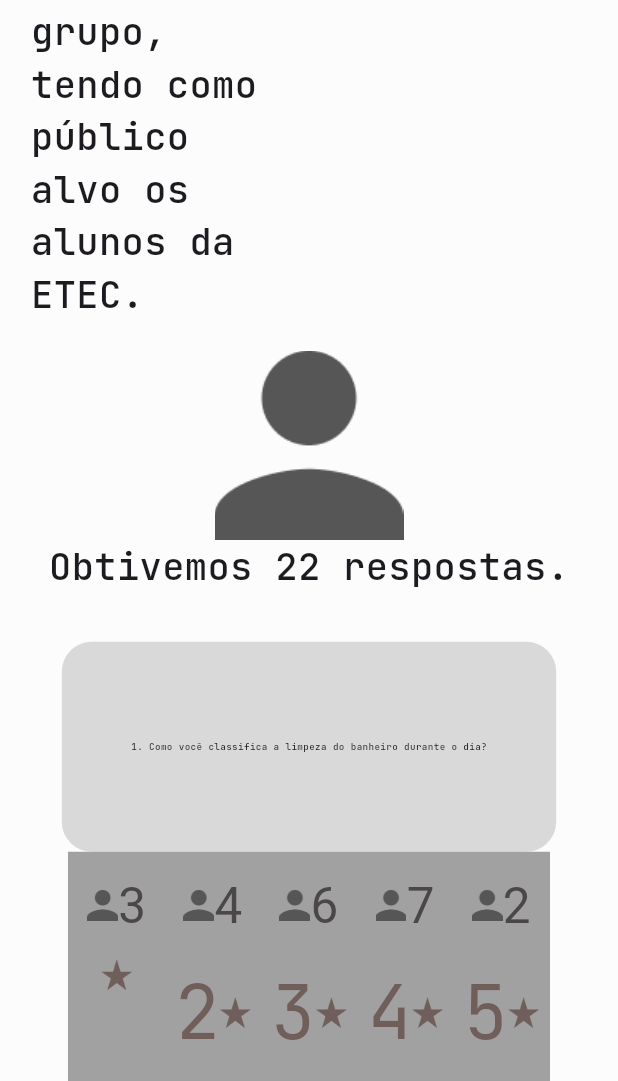
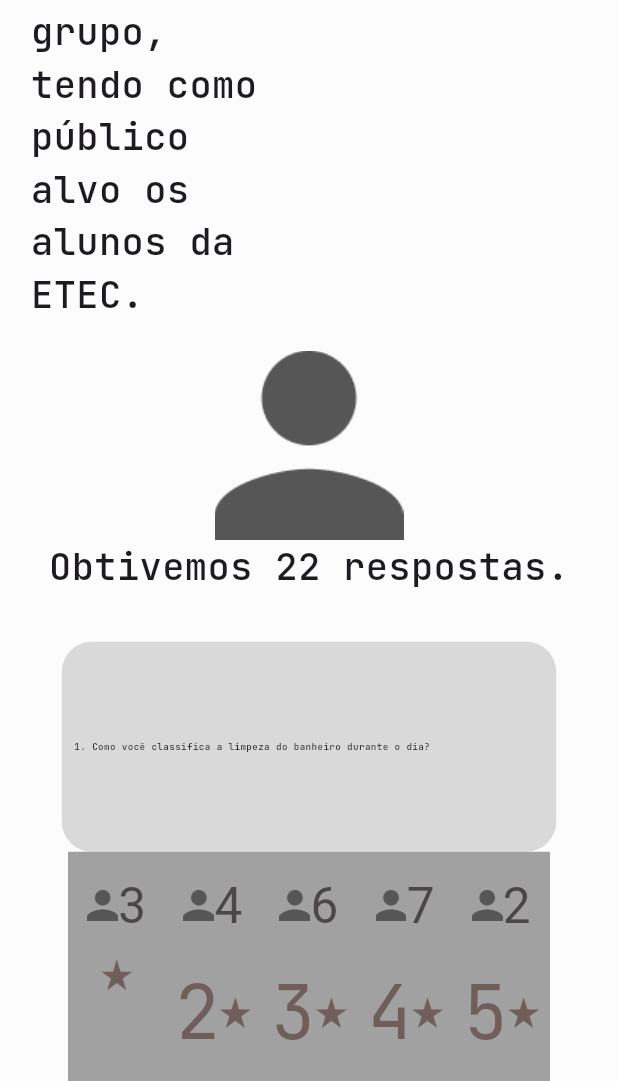
Before and after one commit to Felipe-Takayuki/BathRoomIsCleanFlutter, a Flutter app: the SurveysPage screen opened directly, scrolled down 576 dp, on a phone screen of 412 x 824 dp, the part 155-1236 px from its top. Run offline on Flutter 3.47's test engine with Material 3 defaults, Android fonts, the light colour scheme and no system bars; our stand-ins replace carousel_slider, google_fonts.

Commit message:
alinhamento do texto

```diff
--- a/lib/widgets/card_survey_widget.dart
+++ b/lib/widgets/card_survey_widget.dart
@@ -25,7 +25,8 @@ class _CardSurveyWidgetState extends State<CardSurveyWidget> {
           padding: EdgeInsets.all(widget.height * 2/100),
           width: widget.width * 80/100,
           height: 140,
-          child: Center(
+          child: Align(
+            alignment: Alignment.centerLeft,
             child: Text(widget.quest, style: GoogleFonts.jetBrainsMono(
               fontSize: widget.width * 1.5/100,
               fontWeight: FontWeight.w500
```
Also changed, not shown: 3 other files.
